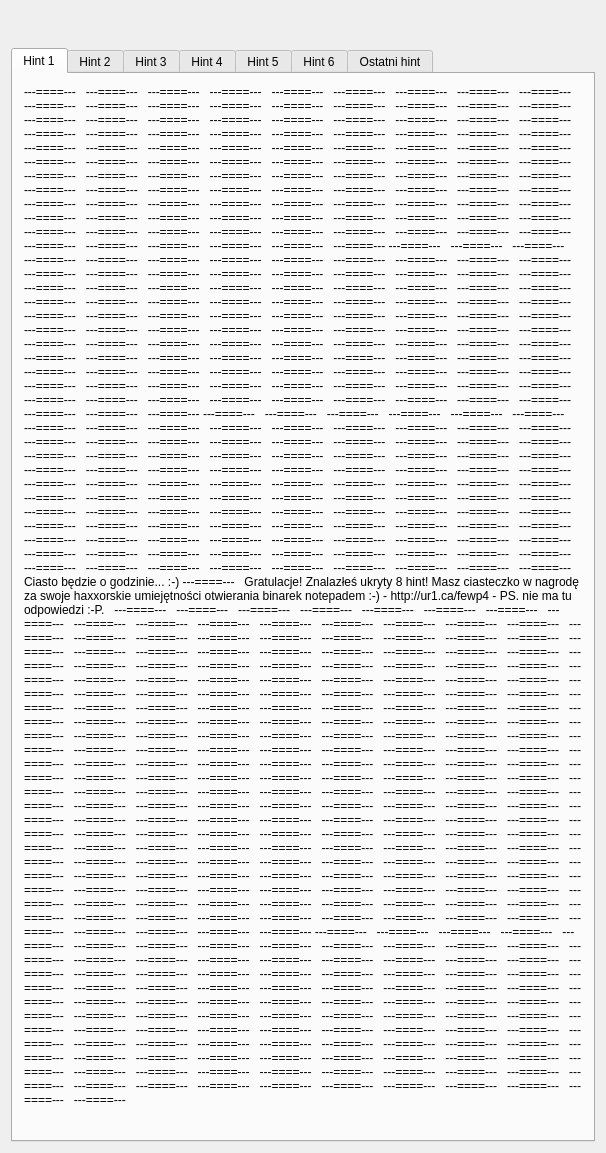
First picture: the form in ur2013-client/ur2013gui.ui, repository CyberKiller40/ur2013, before the edit.
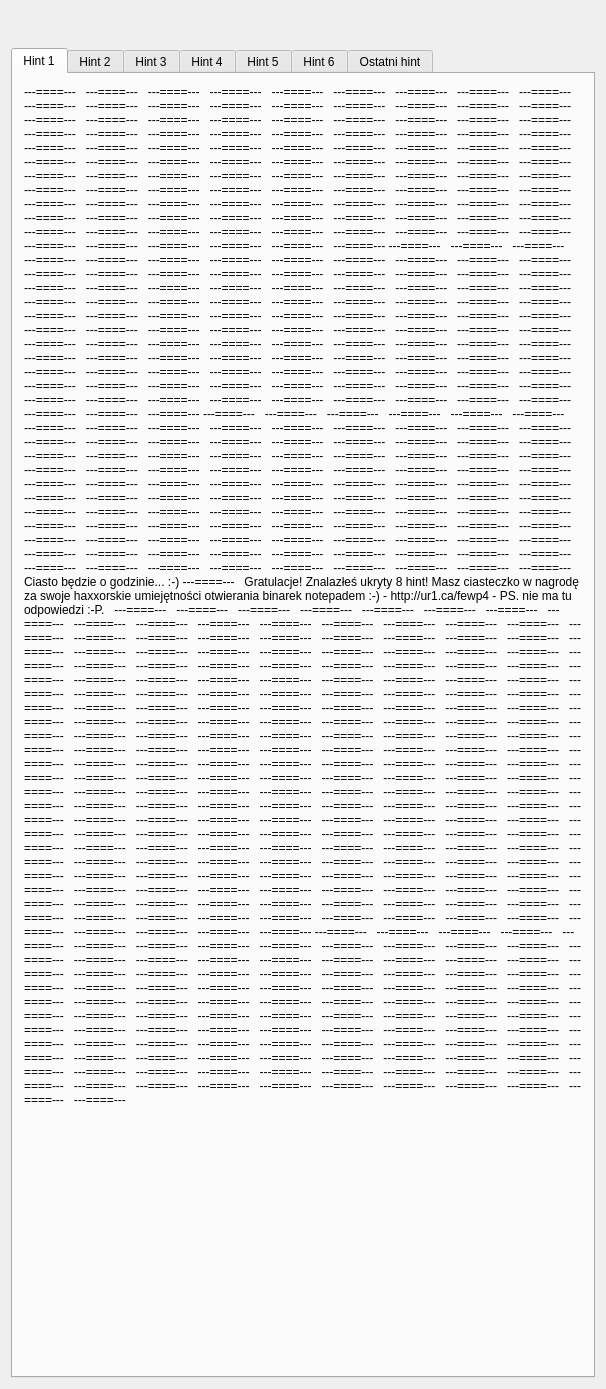
Second picture: the form after the edit. The open tabs and pages were chosen to show the change.

Commit message:
rot13 i inne drobiazgi
extra : convert_revision : cyberkiller8%40gmail.com-20130908075019-layc4t57re4egxq5

Patch:
```diff
--- a/ur2013-client/ur2013gui.ui
+++ b/ur2013-client/ur2013gui.ui
@@ -69,6 +69,18 @@
        </item>
        <item>
         <widget class="QLabel" name="label">
+         <property name="minimumSize">
+          <size>
+           <width>250</width>
+           <height>250</height>
+          </size>
+         </property>
+         <property name="baseSize">
+          <size>
+           <width>0</width>
+           <height>0</height>
+          </size>
+         </property>
          <property name="text">
           <string/>
          </property>
```
Left out of the diff: 2 changed lines with no effect on the pictures. The commit also changes 2 other files.
